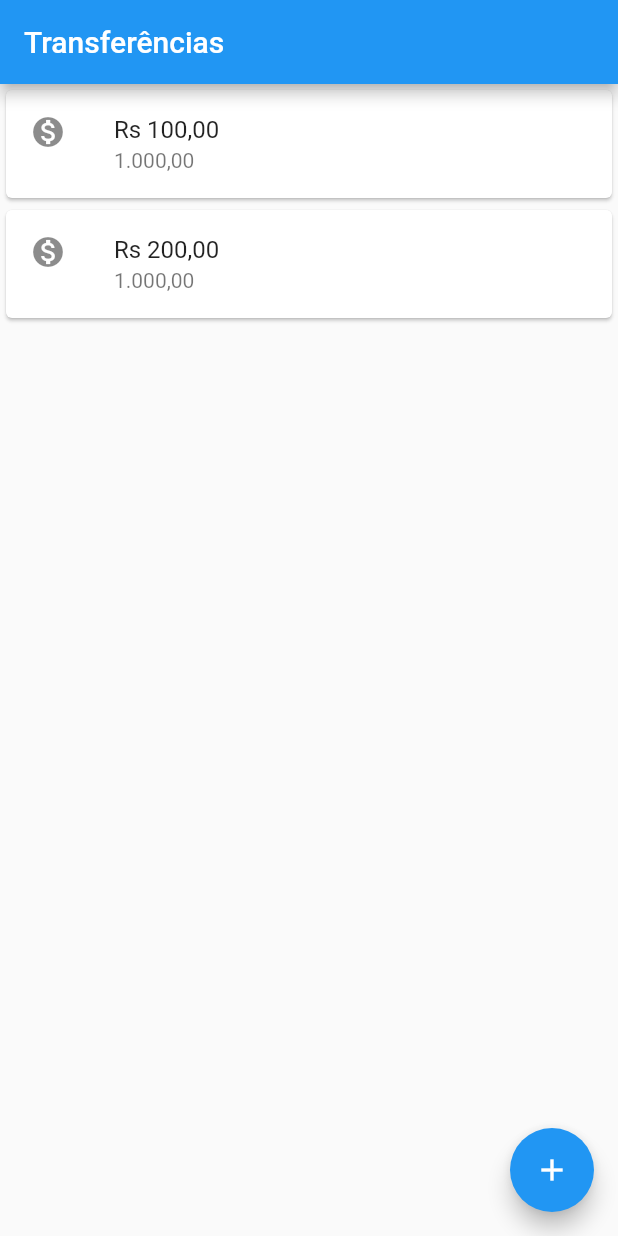
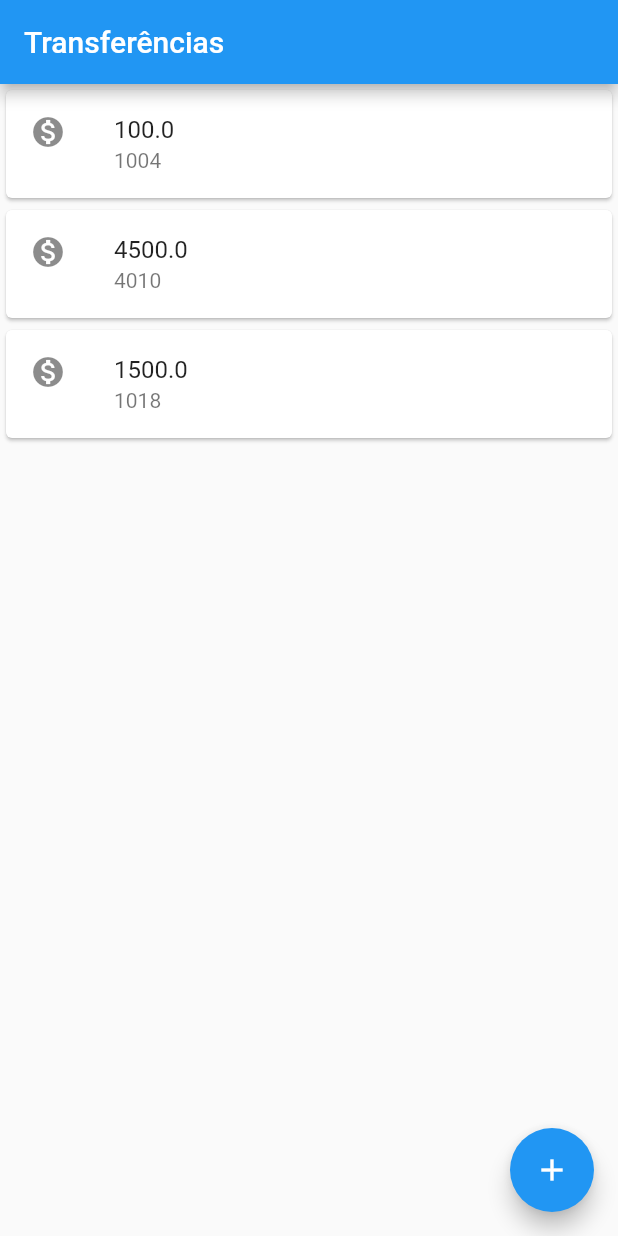
Before and after one commit to airtonsm/bytebank, a Flutter app: the screen it shows after launch, on a phone screen of 412 x 824 dp. Run offline on Flutter 3.47's test engine with Material 2 defaults, Android fonts, the phone set to English and light mode, and no system bars.

Commit message:
aula-06: criando classes e metodos

```diff
--- a/lib/main.dart
+++ b/lib/main.dart
@@ -3,24 +3,7 @@ import 'package:flutter/material.dart';
 void main() => runApp(
   MaterialApp(
     home: Scaffold(
-      body: Column(
-        children: const [
-          Card(
-            child: ListTile(
-              leading: Icon(Icons.monetization_on),
-              title: Text('Rs 100,00'),
-              subtitle: Text('1.000,00'),
-            )
-          ),
-          Card(
-            child: ListTile(
-              leading: Icon(Icons.monetization_on),
-              title: Text('Rs 200,00'),
-              subtitle: Text('1.000,00'),
-            )
-          ),
-        ],
-      ),
+      body: ListaTransferencias(),
       appBar: AppBar(title: Text('Transferências'),),
       floatingActionButton: FloatingActionButton(
         onPressed: () {  },
@@ -30,4 +13,42 @@ void main() => runApp(
   )
 );
 
-// parei na aula 08
+class ListaTransferencias extends StatelessWidget {
+  @override
+  Widget build(BuildContext context) {
+    return Column(
+      children:  [
+        ItemTransferencia(Transferencia(100.00, 1004)),
+        ItemTransferencia(Transferencia(4500.00, 4010)),
+        ItemTransferencia(Transferencia(1500.00, 1018)),
+      ],
+    );
+  }
+}
+
+class ItemTransferencia extends StatelessWidget{
+
+  final Transferencia _transferencia;
+
+  ItemTransferencia(this._transferencia);
+
+  @override
+  Widget build(BuildContext context) {
+   return Card(
+       child: ListTile(
+         leading: Icon(Icons.monetization_on),
+         title: Text(_transferencia.valor.toString()),
+         subtitle: Text(_transferencia.numeroConta.toString()),
+       )
+   );
+  }
+
+}
+
+
+class Transferencia{
+  final double valor;
+  final int numeroConta;
+
+  Transferencia(this.valor, this.numeroConta);
+}
```
